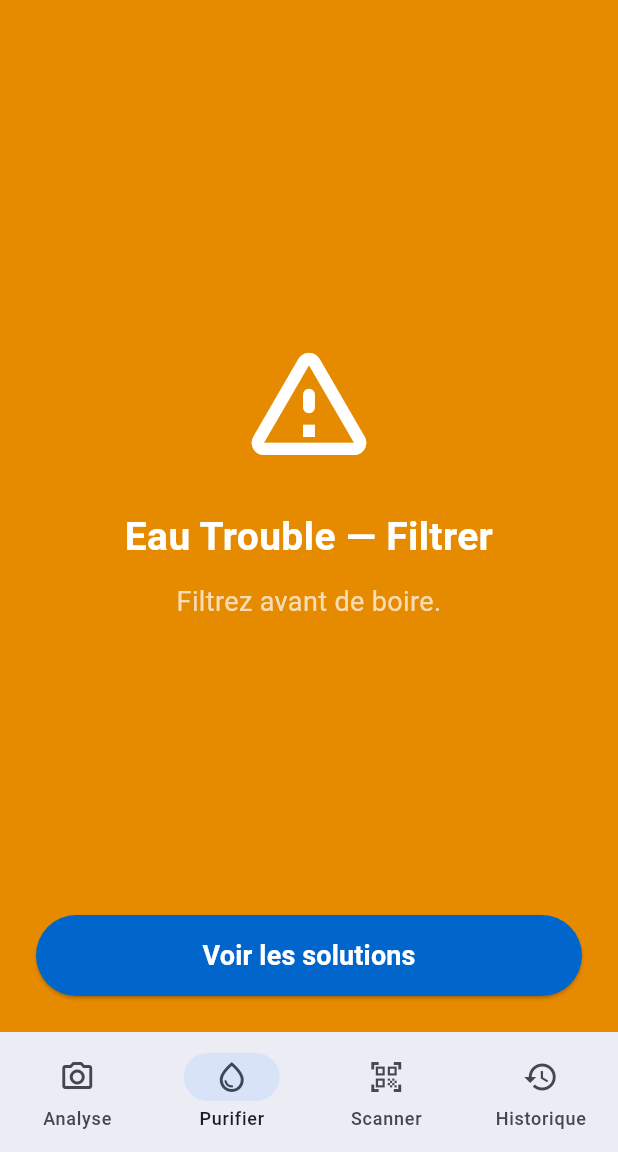
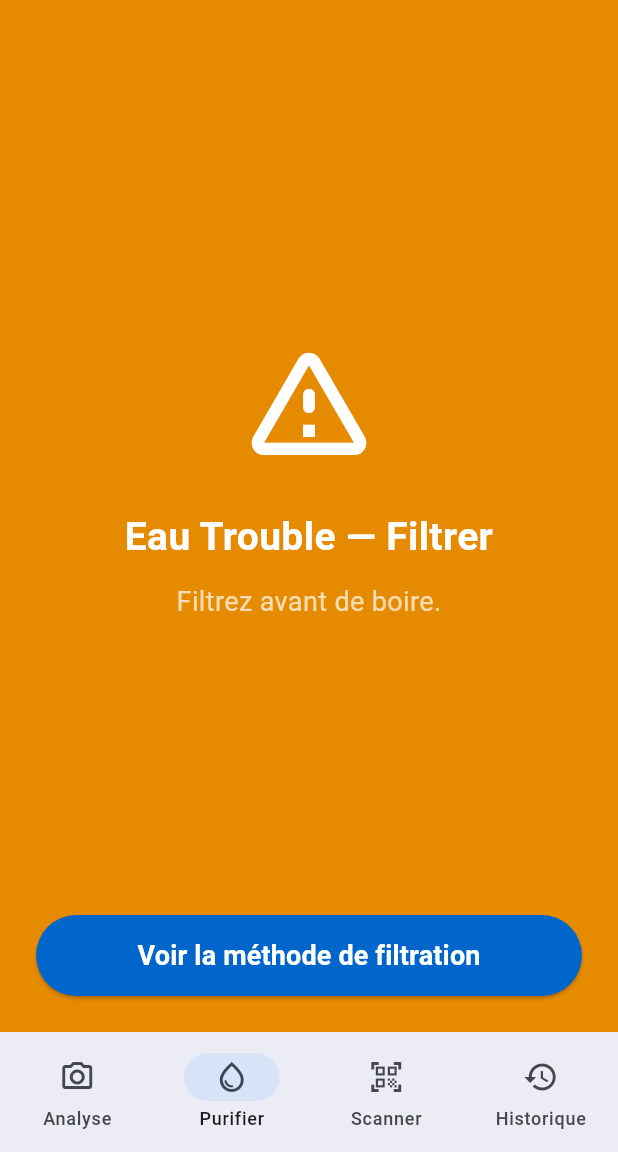
Before and after one commit to Groupe-14/Loharano, a Flutter app: the screen it shows after launch, item 2 of the bottom bar chosen, on a phone screen of 412 x 824 dp, the part 84-1236 px from its top. Run offline on Flutter 3.47's test engine with Material 3 defaults, Android fonts, the phone set to English and light mode, and no system bars; our stand-ins replace audioplayers, connectivity_plus, sqflite; missing offline and left inert: mobile_scanner; accounts and stored records are empty.

Commit message:
feat(purification): dynamic status card button labels and finish navigation callback

```diff
--- a/lib/features/purification/purification_guide_view.dart
+++ b/lib/features/purification/purification_guide_view.dart
@@ -3,7 +3,12 @@ import 'widgets/step_item_card.dart';
 import 'widgets/water_status_card.dart';
 
 class PurificationGuideView extends StatefulWidget {
-  const PurificationGuideView({super.key});
+  final VoidCallback?
+      onFinish; // Callback pour avertir le parent (ex: retour à l'onglet Analyse)
+  const PurificationGuideView({
+    super.key,
+    this.onFinish,
+  });
 
   @override
   State<PurificationGuideView> createState() => _PurificationGuideViewState();
@@ -148,8 +153,13 @@ class _PurificationGuideViewState extends State<PurificationGuideView> {
                   ),
                   onPressed: () {
                     setState(() {
-                      _showSteps = false; // Retour à la carte de diagnostic
+                      _showSteps =
+                          false; // Retour à la carte de diagnostic, Réinitialise l'état interne
                     });
+                    // Si le parent a fourni une action de redirection, on l'exécute !
+                    if (widget.onFinish != null) {
+                      widget.onFinish!();
+                    }
                   },
                   child: const Text(
                     'Terminer / Nouvel essai',
--- a/lib/features/purification/widgets/water_status_card.dart
+++ b/lib/features/purification/widgets/water_status_card.dart
@@ -23,25 +23,29 @@ class WaterStatusCard extends StatelessWidget {
     final IconData icon;
     final String title;
     final String subtitle;
+    final String buttonText;
 
     switch (status) {
       case WaterStatus.contaminated:
-        backgroundColor = const Color(0xFFD32F2F); // Rouge
+        backgroundColor = const Color(0xFFD32F2F);
         icon = Icons.warning_amber_rounded;
         title = 'Danger — Contaminée';
         subtitle = 'Ne buvez pas. Faites bouillir.';
+        buttonText = 'Voir les solutions';
         break;
       case WaterStatus.turbid:
-        backgroundColor = const Color(0xFFE68A00); // Orange
+        backgroundColor = const Color(0xFFE68A00);
         icon = Icons.warning_amber_rounded;
         title = 'Eau Trouble — Filtrer';
         subtitle = 'Filtrez avant de boire.';
+        buttonText = 'Voir la méthode de filtration';
         break;
       case WaterStatus.safe:
-        backgroundColor = const Color(0xFF008744); // Vert
+        backgroundColor = const Color(0xFF008744);
         icon = Icons.check_circle_outline;
         title = 'Eau Saine';
         subtitle = 'Vous pouvez boire cette eau.';
+        buttonText = 'Conseils de conservation';
         break;
     }
 
@@ -93,9 +97,9 @@ class WaterStatusCard extends StatelessWidget {
                 ),
               ),
               onPressed: onSeeSolutions,
-              child: const Text(
-                'Voir les solutions',
-                style: TextStyle(
+              child: Text(
+                buttonText,
+                style: const TextStyle(
                   fontSize: 18,
                   fontWeight: FontWeight.w600,
                 ),
```
